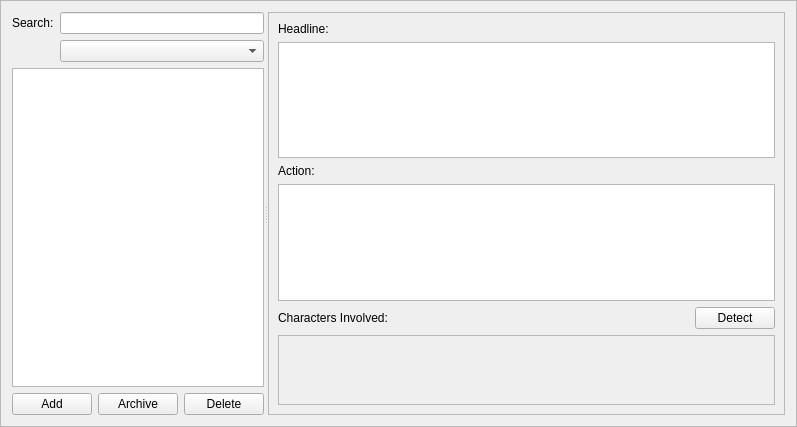
Qt form src/app/sceneframe.ui (src-r-r/plotline) before a commit.
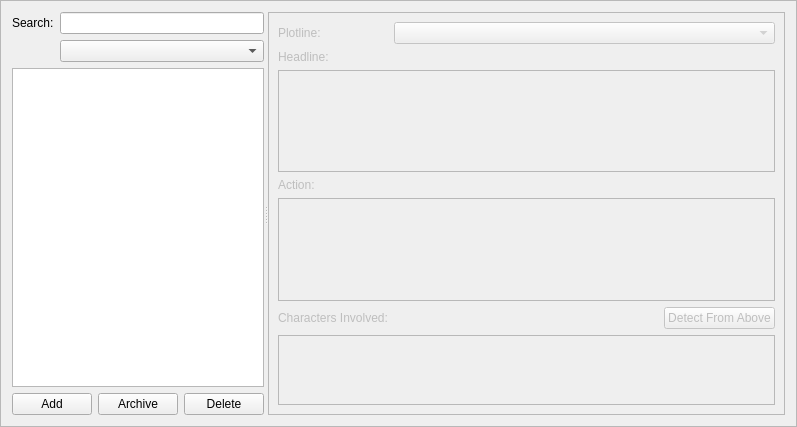
The same form after that commit.

Diff of the .ui file:
```diff
--- a/src/app/sceneframe.ui
+++ b/src/app/sceneframe.ui
@@ -120,7 +120,7 @@
           </widget>
          </item>
          <item>
-          <widget class="QPushButton" name="pushButton_8">
+          <widget class="QPushButton" name="archiveScene">
            <property name="sizePolicy">
             <sizepolicy hsizetype="Maximum" vsizetype="Fixed">
              <horstretch>0</horstretch>
@@ -133,7 +133,7 @@
           </widget>
          </item>
          <item>
-          <widget class="QPushButton" name="pushButton_9">
+          <widget class="QPushButton" name="deleteScene">
            <property name="sizePolicy">
             <sizepolicy hsizetype="Maximum" vsizetype="Fixed">
              <horstretch>0</horstretch>
@@ -149,7 +149,10 @@
        </item>
       </layout>
      </widget>
-     <widget class="QScrollArea" name="scrollArea_3">
+     <widget class="QScrollArea" name="sceneDetails">
+      <property name="enabled">
+       <bool>false</bool>
+      </property>
       <property name="sizePolicy">
        <sizepolicy hsizetype="Maximum" vsizetype="Expanding">
         <horstretch>0</horstretch>
@@ -164,42 +167,42 @@
         <rect>
          <x>0</x>
          <y>0</y>
-         <width>388</width>
-         <height>405</height>
+         <width>420</width>
+         <height>407</height>
         </rect>
        </property>
        <layout class="QHBoxLayout" name="horizontalLayout_11">
         <item>
          <layout class="QFormLayout" name="formLayout_7">
-          <item row="0" column="0" colspan="2">
+          <item row="2" column="0" colspan="2">
            <widget class="QLabel" name="label_11">
             <property name="text">
              <string>Headline:</string>
             </property>
            </widget>
           </item>
-          <item row="1" column="0" colspan="2">
+          <item row="3" column="0" colspan="2">
            <widget class="QTextEdit" name="sceneHeadline"/>
           </item>
-          <item row="2" column="0" colspan="2">
+          <item row="4" column="0" colspan="2">
            <widget class="QLabel" name="label_12">
             <property name="text">
              <string>Action:</string>
             </property>
            </widget>
           </item>
-          <item row="3" column="0" colspan="2">
+          <item row="5" column="0" colspan="2">
            <widget class="QTextEdit" name="sceneAction"/>
           </item>
-          <item row="6" column="0">
+          <item row="8" column="0">
            <widget class="QLabel" name="label_13">
             <property name="text">
              <string>Characters Involved:</string>
             </property>
            </widget>
           </item>
-          <item row="7" column="0" colspan="2">
-           <widget class="QScrollArea" name="charactersList">
+          <item row="9" column="0" colspan="2">
+           <widget class="QScrollArea" name="characterScroll">
             <property name="widgetResizable">
              <bool>true</bool>
             </property>
@@ -208,14 +211,19 @@
               <rect>
                <x>0</x>
                <y>0</y>
-               <width>366</width>
+               <width>398</width>
                <height>79</height>
               </rect>
              </property>
+             <layout class="QHBoxLayout" name="horizontalLayout_2">
+              <item>
+               <layout class="QFormLayout" name="characterList"/>
+              </item>
+             </layout>
             </widget>
            </widget>
           </item>
-          <item row="6" column="1">
+          <item row="8" column="1">
            <layout class="QHBoxLayout" name="horizontalLayout">
             <item>
              <spacer name="horizontalSpacer">
@@ -233,12 +241,28 @@
             <item>
              <widget class="QPushButton" name="detectCharacters">
               <property name="text">
-               <string>Detect</string>
+               <string>Detect From Above</string>
               </property>
              </widget>
             </item>
            </layout>
           </item>
+          <item row="1" column="1">
+           <widget class="QComboBox" name="plotline"/>
+          </item>
+          <item row="1" column="0">
+           <widget class="QLabel" name="label">
+            <property name="sizePolicy">
+             <sizepolicy hsizetype="Maximum" vsizetype="Preferred">
+              <horstretch>0</horstretch>
+              <verstretch>0</verstretch>
+             </sizepolicy>
+            </property>
+            <property name="text">
+             <string>Plotline:</string>
+            </property>
+           </widget>
+          </item>
          </layout>
         </item>
        </layout>
```
